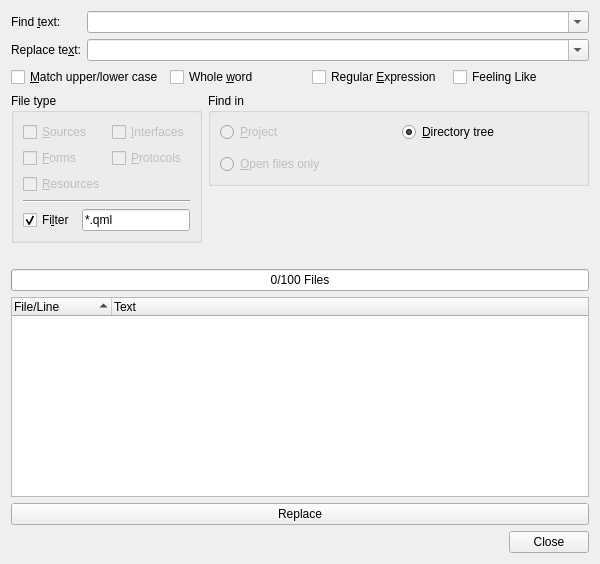
The window that FindFileDialog.ui (qtpy-app/Quick_Change_QML_version) describes before a commit, drawn with Qt 5.
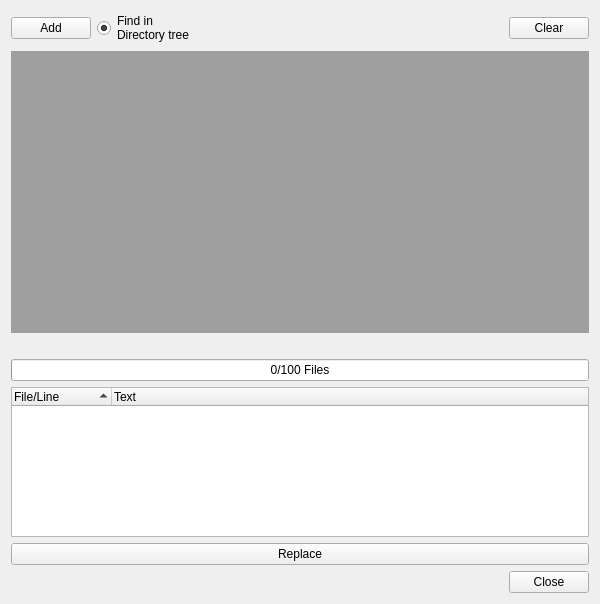
The same window after the commit. Custom widgets are drawn as their Qt base class.

```diff
--- a/FindFileDialog.ui
+++ b/FindFileDialog.ui
@@ -7,279 +7,39 @@
     <x>0</x>
     <y>0</y>
     <width>600</width>
-    <height>564</height>
+    <height>604</height>
    </rect>
   </property>
   <property name="windowTitle">
    <string>Find in Files</string>
   </property>
-  <layout class="QVBoxLayout" name="verticalLayout_3">
-   <item>
-    <layout class="QGridLayout" name="gridLayout_3">
-     <item row="0" column="0">
-      <widget class="QLabel" name="TextLabel1">
-       <property name="text">
-        <string>Find &amp;text:</string>
-       </property>
-       <property name="buddy">
-        <cstring>findtextCombo</cstring>
-       </property>
-      </widget>
-     </item>
-     <item row="0" column="1">
-      <widget class="QComboBox" name="findtextCombo">
-       <property name="sizePolicy">
-        <sizepolicy hsizetype="Expanding" vsizetype="Fixed">
-         <horstretch>0</horstretch>
-         <verstretch>0</verstretch>
-        </sizepolicy>
-       </property>
-       <property name="toolTip">
-        <string>Enter the search text or regular expression</string>
-       </property>
-       <property name="editable">
-        <bool>true</bool>
-       </property>
-       <property name="insertPolicy">
-        <enum>QComboBox::InsertAtTop</enum>
-       </property>
-       <property name="duplicatesEnabled">
-        <bool>false</bool>
-       </property>
-      </widget>
-     </item>
-     <item row="1" column="0">
-      <widget class="QLabel" name="replaceLabel">
-       <property name="text">
-        <string>Replace te&amp;xt:</string>
-       </property>
-       <property name="buddy">
-        <cstring>findtextCombo</cstring>
-       </property>
-      </widget>
-     </item>
-     <item row="1" column="1">
-      <widget class="QComboBox" name="replacetextCombo">
-       <property name="sizePolicy">
-        <sizepolicy hsizetype="Expanding" vsizetype="Fixed">
-         <horstretch>0</horstretch>
-         <verstretch>0</verstretch>
-        </sizepolicy>
-       </property>
-       <property name="toolTip">
-        <string>Enter the replacement text or regular expression</string>
-       </property>
-       <property name="editable">
-        <bool>true</bool>
-       </property>
-       <property name="insertPolicy">
-        <enum>QComboBox::InsertAtTop</enum>
-       </property>
-       <property name="duplicatesEnabled">
-        <bool>false</bool>
-       </property>
-      </widget>
-     </item>
-    </layout>
-   </item>
-   <item>
-    <layout class="QHBoxLayout" name="horizontalLayout_2">
-     <item>
-      <widget class="QCheckBox" name="caseCheckBox">
-       <property name="toolTip">
-        <string>Select to match case sensitive</string>
-       </property>
-       <property name="text">
-        <string>&amp;Match upper/lower case</string>
-       </property>
-      </widget>
-     </item>
-     <item>
-      <widget class="QCheckBox" name="wordCheckBox">
-       <property name="toolTip">
-        <string>Select to match whole words only</string>
-       </property>
-       <property name="text">
-        <string>Whole &amp;word</string>
-       </property>
-      </widget>
-     </item>
-     <item>
-      <widget class="QCheckBox" name="regexpCheckBox">
-       <property name="toolTip">
-        <string>Select if the searchtext is a regular expression</string>
-       </property>
-       <property name="text">
-        <string>Regular &amp;Expression</string>
-       </property>
-      </widget>
-     </item>
-     <item>
-      <widget class="QCheckBox" name="feelLikeCheckBox">
-       <property name="toolTip">
-        <string>Select to open the first occurence automatically</string>
-       </property>
-       <property name="text">
-        <string>Feeling Like</string>
-       </property>
-      </widget>
-     </item>
-    </layout>
-   </item>
-   <item>
-    <layout class="QHBoxLayout" name="horizontalLayout_4">
-     <item>
-      <widget class="QGroupBox" name="groupBox">
-       <property name="title">
-        <string>File type</string>
-       </property>
-       <layout class="QGridLayout" name="gridLayout">
-        <item row="0" column="0">
-         <widget class="QCheckBox" name="sourcesCheckBox">
-          <property name="enabled">
-           <bool>false</bool>
-          </property>
-          <property name="toolTip">
-           <string>Search in source files</string>
-          </property>
-          <property name="text">
-           <string>&amp;Sources</string>
-          </property>
-          <property name="checked">
-           <bool>false</bool>
-          </property>
-         </widget>
-        </item>
-        <item row="0" column="1">
-         <widget class="QCheckBox" name="interfacesCheckBox">
-          <property name="enabled">
-           <bool>false</bool>
-          </property>
-          <property name="toolTip">
-           <string>Search in interfaces</string>
-          </property>
-          <property name="text">
-           <string>&amp;Interfaces</string>
-          </property>
-         </widget>
-        </item>
-        <item row="1" column="0">
-         <widget class="QCheckBox" name="formsCheckBox">
-          <property name="enabled">
-           <bool>false</bool>
-          </property>
-          <property name="toolTip">
-           <string>Search in forms</string>
-          </property>
-          <property name="text">
-           <string>&amp;Forms</string>
-          </property>
-         </widget>
-        </item>
-        <item row="1" column="1">
-         <widget class="QCheckBox" name="protocolsCheckBox">
-          <property name="enabled">
-           <bool>false</bool>
-          </property>
-          <property name="toolTip">
-           <string>Search in protocols</string>
-          </property>
-          <property name="text">
-           <string>&amp;Protocols</string>
-          </property>
-         </widget>
-        </item>
-        <item row="2" column="0">
-         <widget class="QCheckBox" name="resourcesCheckBox">
-          <property name="enabled">
-           <bool>false</bool>
-          </property>
-          <property name="toolTip">
-           <string>Search in resources</string>
-          </property>
-          <property name="text">
-           <string>&amp;Resources</string>
-          </property>
-         </widget>
-        </item>
-        <item row="3" column="0" colspan="2">
-         <widget class="Line" name="line">
+  <layout class="QGridLayout" name="gridLayout_2">
+   <item row="7" column="0">
+    <widget class="QDialogButtonBox" name="buttonBox">
           <property name="orientation">
            <enum>Qt::Horizontal</enum>
           </property>
-         </widget>
-        </item>
-        <item row="4" column="0" colspan="2">
-         <layout class="QHBoxLayout" name="horizontalLayout">
-          <item>
-           <widget class="QCheckBox" name="filterCheckBox">
-            <property name="enabled">
-             <bool>true</bool>
-            </property>
-            <property name="toolTip">
-             <string>Select to filter the files by a given filename pattern</string>
-            </property>
-            <property name="text">
-             <string>Fi&amp;lter</string>
-            </property>
-            <property name="checked">
-             <bool>true</bool>
-            </property>
-           </widget>
-          </item>
-          <item>
-           <widget class="QLineEdit" name="filterEdit">
-            <property name="enabled">
-             <bool>true</bool>
-            </property>
-            <property name="sizePolicy">
-             <sizepolicy hsizetype="Minimum" vsizetype="Fixed">
-              <horstretch>0</horstretch>
-              <verstretch>0</verstretch>
-             </sizepolicy>
-            </property>
+     <property name="standardButtons">
+      <set>QDialogButtonBox::Close</set>
+     </property>
+    </widget>
+   </item>
+   <item row="6" column="0">
+    <widget class="QPushButton" name="replaceButton">
             <property name="toolTip">
              <string>Enter the filename wildcards separated by ';'</string>
             </property>
             <property name="text">
-             <string>*.qml</string>
+      <string>Replace</string>
             </property>
            </widget>
           </item>
-         </layout>
-        </item>
-       </layout>
-      </widget>
-     </item>
+   <item row="0" column="0">
+    <layout class="QHBoxLayout" name="horizontalLayout_12">
      <item>
-      <layout class="QVBoxLayout" name="verticalLayout_2">
-       <item>
-        <widget class="QGroupBox" name="groupBox_2">
-         <property name="sizePolicy">
-          <sizepolicy hsizetype="Expanding" vsizetype="Preferred">
-           <horstretch>0</horstretch>
-           <verstretch>0</verstretch>
-          </sizepolicy>
-         </property>
-         <property name="title">
-          <string>Find in</string>
-         </property>
-         <layout class="QVBoxLayout" name="verticalLayout">
-          <item>
-           <layout class="QHBoxLayout" name="horizontalLayout_3">
-            <item>
-             <widget class="QRadioButton" name="projectButton">
-              <property name="enabled">
-               <bool>false</bool>
-              </property>
-              <property name="toolTip">
-               <string>Search in files of the current project</string>
-              </property>
+      <widget class="QPushButton" name="add_btn">
               <property name="text">
-               <string>&amp;Project</string>
-              </property>
-              <property name="checked">
-               <bool>false</bool>
+        <string>Add</string>
               </property>
              </widget>
             </item>
@@ -289,14 +49,13 @@
                <string>Search in files of a directory tree to be entered below</string>
               </property>
               <property name="text">
-               <string>&amp;Directory tree</string>
+        <string>Find in 
+Directory tree</string>
               </property>
               <property name="checked">
                <bool>true</bool>
               </property>
              </widget>
-            </item>
-           </layout>
           </item>
           <item>
            <widget class="E5ComboPathPicker" name="dirPicker" native="true">
@@ -318,72 +77,34 @@
            </widget>
           </item>
           <item>
-           <layout class="QHBoxLayout" name="horizontalLayout_5">
-            <item>
-             <widget class="QRadioButton" name="openFilesButton">
-              <property name="enabled">
-               <bool>false</bool>
-              </property>
-              <property name="toolTip">
-               <string>Search in open files only </string>
-              </property>
-              <property name="text">
-               <string>&amp;Open files only</string>
-              </property>
-             </widget>
-            </item>
-           </layout>
-          </item>
-         </layout>
-        </widget>
-       </item>
-       <item>
-        <spacer name="verticalSpacer">
+      <spacer name="horizontalSpacer">
          <property name="orientation">
-          <enum>Qt::Vertical</enum>
+        <enum>Qt::Horizontal</enum>
+       </property>
+       <property name="sizeType">
+        <enum>QSizePolicy::Fixed</enum>
          </property>
          <property name="sizeHint" stdset="0">
           <size>
            <width>20</width>
-           <height>40</height>
+         <height>20</height>
           </size>
          </property>
         </spacer>
        </item>
-      </layout>
-     </item>
-    </layout>
-   </item>
    <item>
-    <widget class="E5SqueezeLabelPath" name="findProgressLabel">
-     <property name="sizePolicy">
-      <sizepolicy hsizetype="Expanding" vsizetype="Preferred">
-       <horstretch>0</horstretch>
-       <verstretch>0</verstretch>
-      </sizepolicy>
-     </property>
+      <widget class="QPushButton" name="clear_btn">
      <property name="text">
-      <string/>
+        <string>Clear</string>
      </property>
     </widget>
    </item>
-   <item>
-    <widget class="QProgressBar" name="findProgress">
-     <property name="toolTip">
-      <string>Shows the progress of the search action</string>
-     </property>
-     <property name="value">
-      <number>0</number>
-     </property>
-     <property name="orientation">
-      <enum>Qt::Horizontal</enum>
-     </property>
-     <property name="format">
-      <string>%v/%m Files</string>
-     </property>
-    </widget>
+    </layout>
    </item>
-   <item>
+   <item row="1" column="0">
+    <widget class="QMdiArea" name="mdiArea"/>
+   </item>
+   <item row="5" column="0">
     <widget class="QTreeWidget" name="findList">
      <property name="sizePolicy">
       <sizepolicy hsizetype="Expanding" vsizetype="Expanding">
@@ -391,6 +112,12 @@
        <verstretch>3</verstretch>
       </sizepolicy>
      </property>
+     <property name="minimumSize">
+      <size>
+       <width>0</width>
+       <height>150</height>
+      </size>
+     </property>
      <property name="alternatingRowColors">
       <bool>true</bool>
      </property>
@@ -412,23 +139,32 @@
      </column>
     </widget>
    </item>
-   <item>
-    <widget class="QPushButton" name="replaceButton">
+   <item row="4" column="0">
+    <widget class="QProgressBar" name="findProgress">
      <property name="toolTip">
       <string>Press to apply the selected replacements</string>
      </property>
-     <property name="text">
-      <string>Replace</string>
+     <property name="value">
+      <number>0</number>
      </property>
-    </widget>
-   </item>
-   <item>
-    <widget class="QDialogButtonBox" name="buttonBox">
      <property name="orientation">
       <enum>Qt::Horizontal</enum>
      </property>
-     <property name="standardButtons">
-      <set>QDialogButtonBox::Close</set>
+     <property name="format">
+      <string>%v/%m Files</string>
+     </property>
+    </widget>
+   </item>
+   <item row="3" column="0">
+    <widget class="E5SqueezeLabelPath" name="findProgressLabel">
+     <property name="sizePolicy">
+      <sizepolicy hsizetype="Expanding" vsizetype="Preferred">
+       <horstretch>0</horstretch>
+       <verstretch>0</verstretch>
+      </sizepolicy>
+     </property>
+     <property name="text">
+      <string/>
      </property>
     </widget>
    </item>
```
Left out of the diff: 37 changed lines with no effect on the pictures. Lines whose indentation alone changed are shown as unchanged.
